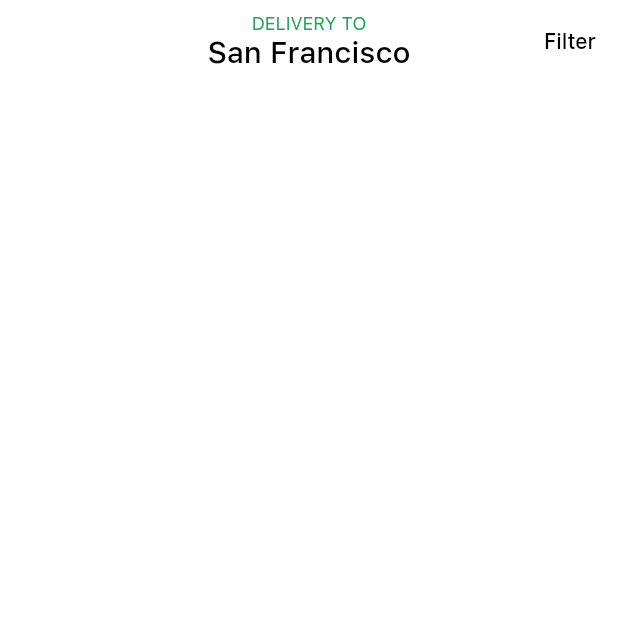
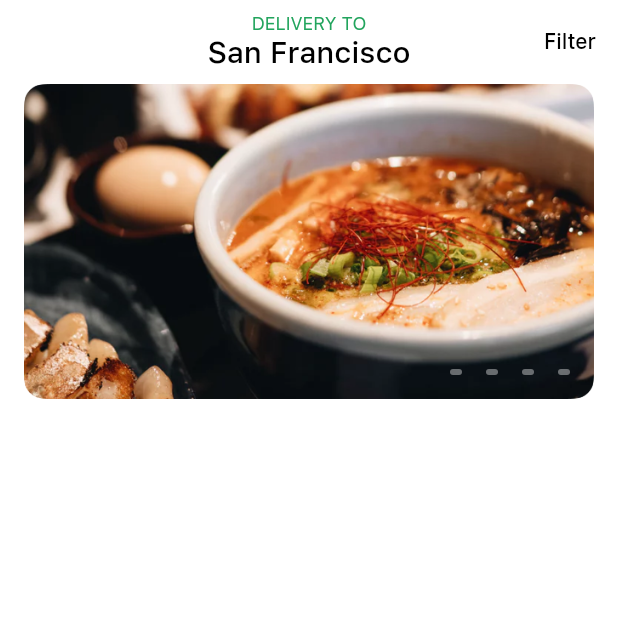
Before and after one commit to Kahayle/foodapp_Siarot, a Flutter app: the screen it shows after launch, on a phone screen of 412 x 824 dp, the top half of it. Run offline on Flutter 3.47's test engine with Material 2 defaults, Android fonts, the phone set to English and light mode, and no system bars.

Commit message:
Carousel

```diff
--- /dev/null
+++ b/lib/screens/home/Components/Image_carousel.dart
@@ -0,0 +1,75 @@
+// ignore_for_file: file_names
+
+import 'package:flutter/material.dart';
+
+import '../../../constants.dart';
+import '../../../demoData.dart';
+class ImageCarousel extends StatefulWidget {
+  const ImageCarousel({
+    super.key,
+  });
+
+  @override
+  State<ImageCarousel> createState() => _ImageCarouselState();
+}
+
+class _ImageCarouselState extends State<ImageCarousel> {
+ int currentPage = 0;
+
+  @override
+  Widget build(BuildContext context) {
+    return AspectRatio(
+      aspectRatio: 1.81,
+      child: Stack(
+        alignment: Alignment.bottomRight,
+        children: [
+          PageView.builder(
+            itemCount: demoBigImages.length,
+            onPageChanged: (value){
+              setState(() {
+                currentPage = value;
+              });
+            },
+              itemBuilder: (context, index) =>
+              ClipRRect(
+                borderRadius: const BorderRadius.all(Radius.circular(12)),
+                child: Image.asset(demoBigImages[0]))),
+
+               Positioned(
+                bottom: defaultPadding,
+                right: defaultPadding,
+                child: Row(
+                  children: List.generate(
+                    demoBigImages.length, (index) => const Padding(
+                      padding: EdgeInsets.only(left: defaultPadding),
+                      child: IndicatorDot(isActive: false),
+                    )),
+                ),
+              )
+        ],
+      ),
+    );
+  }
+}
+
+class IndicatorDot extends StatelessWidget {
+  const IndicatorDot({
+    Key? key,
+    required this.isActive,
+
+  }): super(key: key);
+  final bool isActive;
+
+  @override
+  Widget build(BuildContext context) {
+    return Container(
+      height: 4,
+      width: 8,
+      decoration: BoxDecoration(
+        color:  isActive ?  Colors.white : Colors.white38,
+        borderRadius: const BorderRadius.all(Radius.circular(12))
+      ),
+
+    );
+  }
+}
--- a/lib/screens/home/home_screen.dart
+++ b/lib/screens/home/home_screen.dart
@@ -1,6 +1,6 @@
 import 'package:flutter/material.dart';
 import 'package:foodapp/constants.dart';
-import 'package:foodapp/demoData.dart';
+import 'package:foodapp/screens/home/Components/Image_carousel.dart';
 
 class HomeScreen extends StatelessWidget {
   const HomeScreen({Key? key}) : super(key: key);
@@ -40,6 +40,12 @@ class HomeScreen extends StatelessWidget {
               )
             ],
           ),
+           const SliverPadding(
+             padding: EdgeInsets.symmetric(horizontal: defaultPadding),
+             sliver: SliverToBoxAdapter(
+              child: ImageCarousel(),
+                     ),
+           ),
 
         ],
       ),
```
